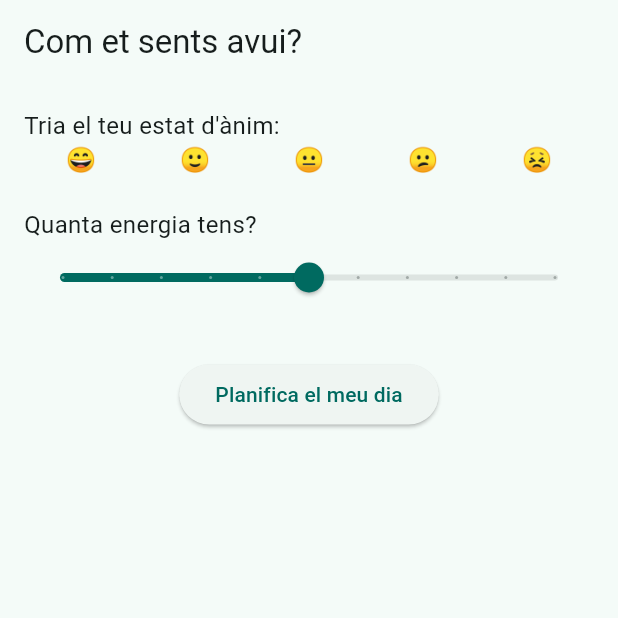
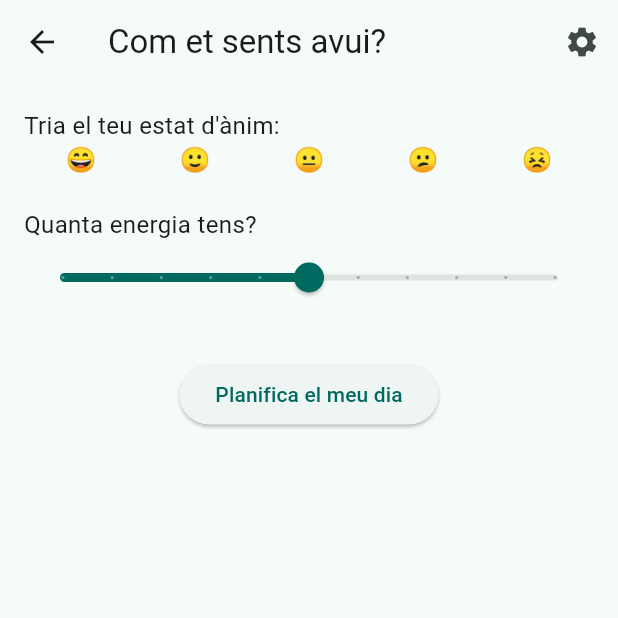
Before and after one commit to Oriol-Romani-OpCo/foku, a Flutter app: the HomeScreen screen opened directly, on a phone screen of 412 x 824 dp, the top half of it. Run offline on Flutter 3.47's test engine with Material 3 defaults, Android fonts, the phone set to English and light mode, and no system bars; our stand-ins replace firebase_core, flutter_riverpod; accounts and stored records are empty.

Commit message:
Add setting icon on home page

```diff
--- a/lib/screens/home_screen.dart
+++ b/lib/screens/home_screen.dart
@@ -9,7 +9,16 @@
   @override
   Widget build(BuildContext context) {
     return Scaffold(
-      appBar: AppBar(title: const Text('Com et sents avui?')),
+      appBar: AppBar(
+        title: const Text('Com et sents avui?'),
+        actions: [
+          IconButton(
+            icon: const Icon(Icons.settings),
+            tooltip: 'Configuració',
+            onPressed: () => Navigator.pushNamed(context, '/settings'),
+        ),
+      ],
+        ),
       body: Padding(
         padding: const EdgeInsets.all(16.0),
         child: Column(
```
Also changed, not shown: lib/app.dart (+17 -2 lines).
